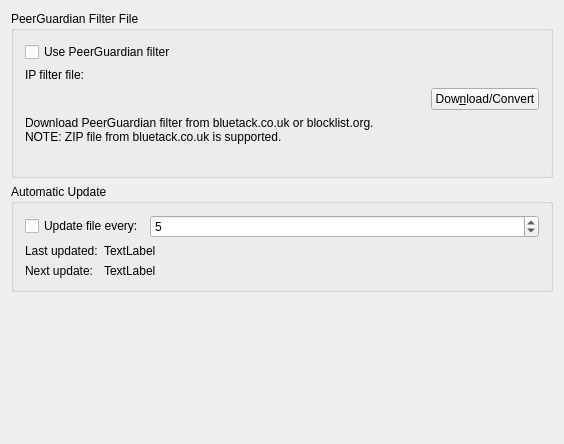
First picture: the form in plugins/ipfilter/ipblockingprefpage.ui, repository KDE/ktorrent, before the edit.
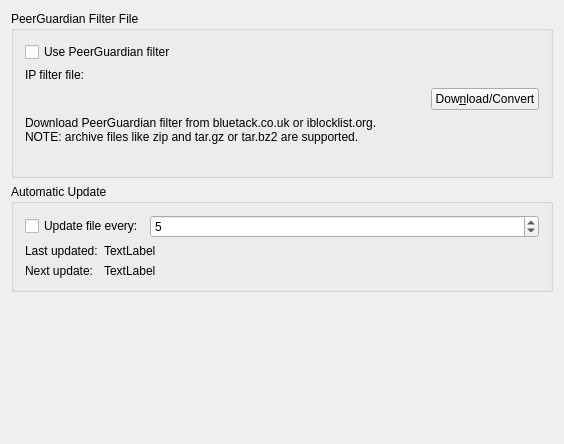
Second picture: the form after the edit. Custom widgets are drawn as their Qt base class.

Commit message:
Change default blocklist url to the one from iblocklist.org
BUG 305109

What changed in the file:
```diff
--- a/plugins/ipfilter/ipblockingprefpage.ui
+++ b/plugins/ipfilter/ipblockingprefpage.ui
@@ -90,8 +90,8 @@
       <item>
        <widget class="QLabel" name="textLabel1_2">
         <property name="text">
-         <string>Download PeerGuardian filter from bluetack.co.uk or blocklist.org.
-NOTE: ZIP file from bluetack.co.uk is supported.</string>
+         <string>Download PeerGuardian filter from bluetack.co.uk or iblocklist.org.
+NOTE: archive files like zip and tar.gz or tar.bz2 are supported.</string>
         </property>
         <property name="wordWrap">
          <bool>false</bool>
```
The commit also changes 2 other files.
